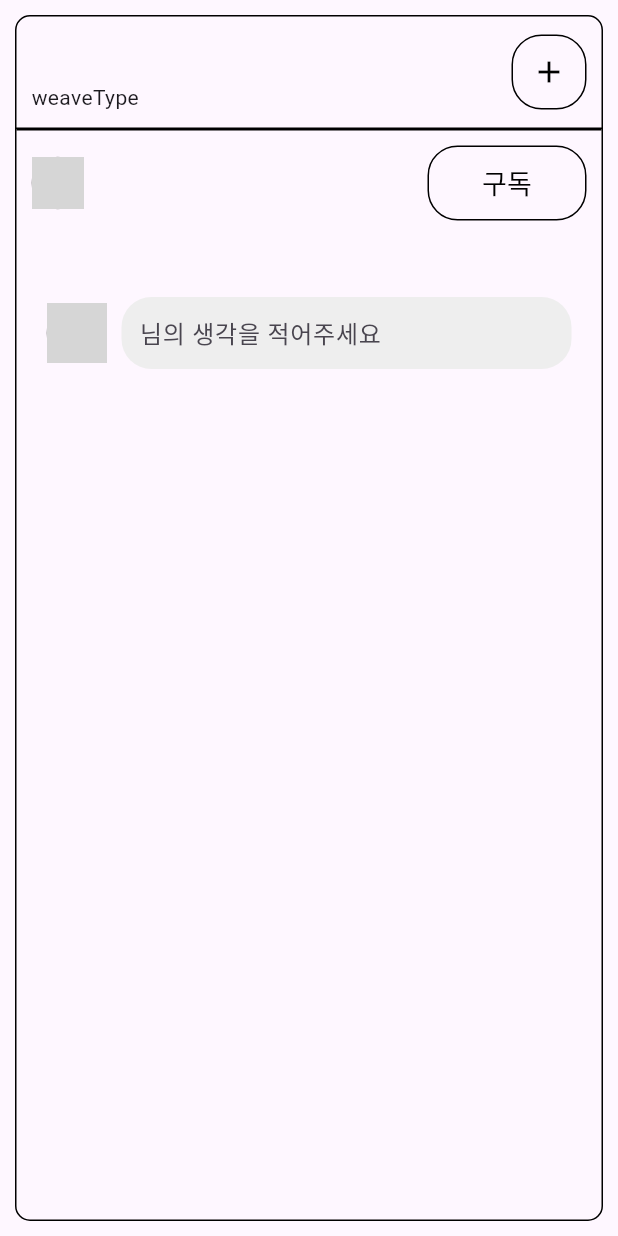
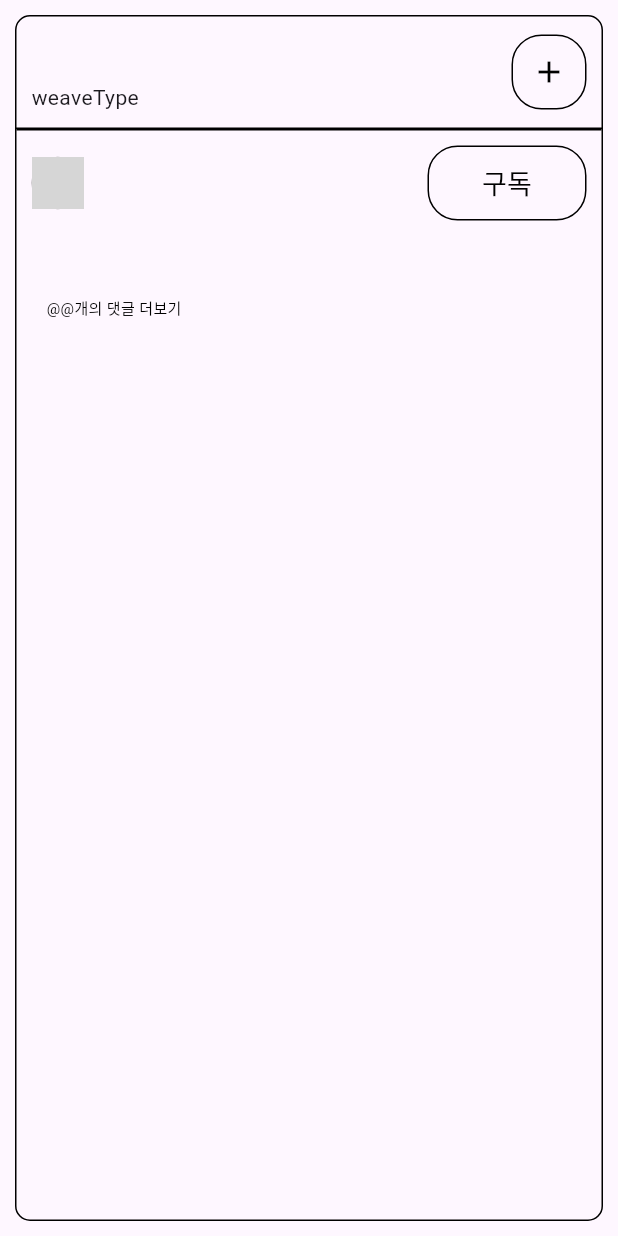
Before and after one commit to Team-WeaveUs/WeaveUs, a Flutter app: the PostScreen widget shown alone on an empty page, opened directly with empty values, on a phone screen of 412 x 824 dp. Run offline on Flutter 3.47's test engine with Material 3 defaults, Android fonts, the phone set to English and light mode, and no system bars; our stand-ins replace file_picker, flutter_dotenv, google_maps_flutter, image_picker, video_player; network calls fail; grey boxes are pictures that could not be loaded.

Commit message:
ref: post_screen 자세히 보기 수정

```diff
--- a/FE/lib/screens/main_screen/home_screen/post_screen.dart
+++ b/FE/lib/screens/main_screen/home_screen/post_screen.dart
@@ -2,6 +2,7 @@ import 'package:flutter/material.dart';
 import 'package:weave_us/screens/main_screen/home_screen/comment_input_widget.dart';
 import 'package:weave_us/screens/main_screen/weave_upload_screen.dart';
 import 'post.dart';
+import 'package:weave_us/screens/main_screen/home_screen/post_detail_screen/post_info_screen.dart';
 
 class PostScreen extends StatefulWidget {
   final Post postData;
@@ -94,9 +95,12 @@ class _PostScreenState extends State<PostScreen> {
               borderRadius: BorderRadius.circular(20),
               border: Border.all(color: Colors.black),
             ),
-                child: IconButton(
-                  onPressed: () {},
-                  icon: Icon(Icons.add, color: Colors.black),
+            child: const IconButton(
+              onPressed: null,
+              icon: Icon(
+                Icons.add,
+                color: Colors.black,
+              ),
             ),
           ),
             ],
@@ -129,10 +133,20 @@ class _PostScreenState extends State<PostScreen> {
                       child: Column(
                         children: [
                           if (post.urls.isNotEmpty)
-                            Image.network(
+                            GestureDetector(
+                              onTap: () {
+                                Navigator.push(
+                                  context,
+                                  MaterialPageRoute(
+                                    builder: (context) => PostInfoScreen(postData: post),
+                                  ),
+                                );
+                              },
+                              child: Image.network(
                                 height: size.height * 0.6,
                                 fit: BoxFit.cover,
                                 post.urls.first,
+                              ),
                             ),
                           Container(
                             padding: const EdgeInsets.all(10),
@@ -145,11 +159,17 @@ class _PostScreenState extends State<PostScreen> {
                                 Row(
                                   children: [
                                     CircleAvatar(
-                                      radius: 17.5,
-                                      backgroundImage: post.userProfile == '0' ? null : NetworkImage(post.userProfile),
+                                      radius: 35 / 2,
+                                      backgroundImage: post.userProfile == '0'
+                                          ? null
+                                          : NetworkImage(post.userProfile),
                                       backgroundColor: Colors.grey,
                                       child: post.userProfile == '0'
-                                          ? const Icon(Icons.person, size: 17.5, color: Colors.white)
+                                          ? const Icon(
+                                        size: 35 / 2,
+                                        Icons.person,
+                                        color: Colors.white,
+                                      )
                                           : null,
                                     ),
                                     const SizedBox(width: 10),
@@ -182,40 +202,67 @@ class _PostScreenState extends State<PostScreen> {
                             child: Column(
                               crossAxisAlignment: CrossAxisAlignment.start,
                               children: [
-                                Text(
+                                Row(
+                                  mainAxisAlignment: MainAxisAlignment.spaceBetween,
+                                  children: [
+                                    Expanded(
+                                      child: GestureDetector(
+                                        onTap: () {
+                                          Navigator.push(
+                                            context,
+                                            MaterialPageRoute(
+                                              builder: (context) => PostInfoScreen(postData: post),
+                                            ),
+                                          );
+                                        },
+                                        child: Text(
                                           post.content,
                                           maxLines: 1,
                                           overflow: TextOverflow.ellipsis,
                                           style: const TextStyle(fontSize: 18),
                                         ),
-                                if (post.content.length > 50)
-                                  TextButton(
-                                    onPressed: () {
-                                      showDialog(
-                                        context: context,
-                                        builder: (context) => AlertDialog(
-                                          title: const Text('전체 내용'),
-                                          content: Text(post.content),
-                                          actions: [
-                                            TextButton(
-                                              onPressed: () => Navigator.pop(context),
-                                              child: const Text('닫기'),
+                                      ),
+                                    ),
+                                    if (post.content.length > 3)
+                                      GestureDetector(
+                                        behavior: HitTestBehavior.translucent,
+                                        onTap: () {
+                                          Navigator.push(
+                                            context,
+                                            MaterialPageRoute(
+                                              builder: (context) => PostInfoScreen(postData: post),
+                                            ),
+                                          );
+                                        },
+                                        child: Padding(
+                                          padding: const EdgeInsets.all(5),
+                                          child: Text(
+                                            '더보기',
+                                            style: const TextStyle(fontSize: 12, color: Colors.black),
+                                          ),
+                                        ),
                                       ),
                                   ],
                                 ),
+                                const SizedBox(height: 10),
+
+                                GestureDetector(
+                                  behavior: HitTestBehavior.translucent,
+                                  onTap: () {
+                                    Navigator.push(
+                                      context,
+                                      MaterialPageRoute(
+                                        builder: (context) => PostInfoScreen(postData: post),
+                                      ),
                                     );
                                   },
-                                    child: const Text('더보기', style: TextStyle(color: Colors.blue)),
+                                  child: Padding(
+                                    padding: const EdgeInsets.all(5),
+                                    child: Text(
+                                      "@@개의 댓글 더보기",
+                                      style: const TextStyle(fontSize: 10, color: Colors.black),
                                     ),
-                                SizedBox(height: 10),
-                                CommentInputWidget(
-                                  username: post.name,
-                                  profileImageUrl: post.userProfile,
-                                  onCommentSubmit: (value) {
-                                    ScaffoldMessenger.of(context).showSnackBar(
-                                      SnackBar(content: Text("댓글이 작성되었습니다: $value")),
-                                    );
-                                  },
+                                  ),
                                 ),
                               ],
                             ),
```
Lines whose indentation alone changed are shown as unchanged.
